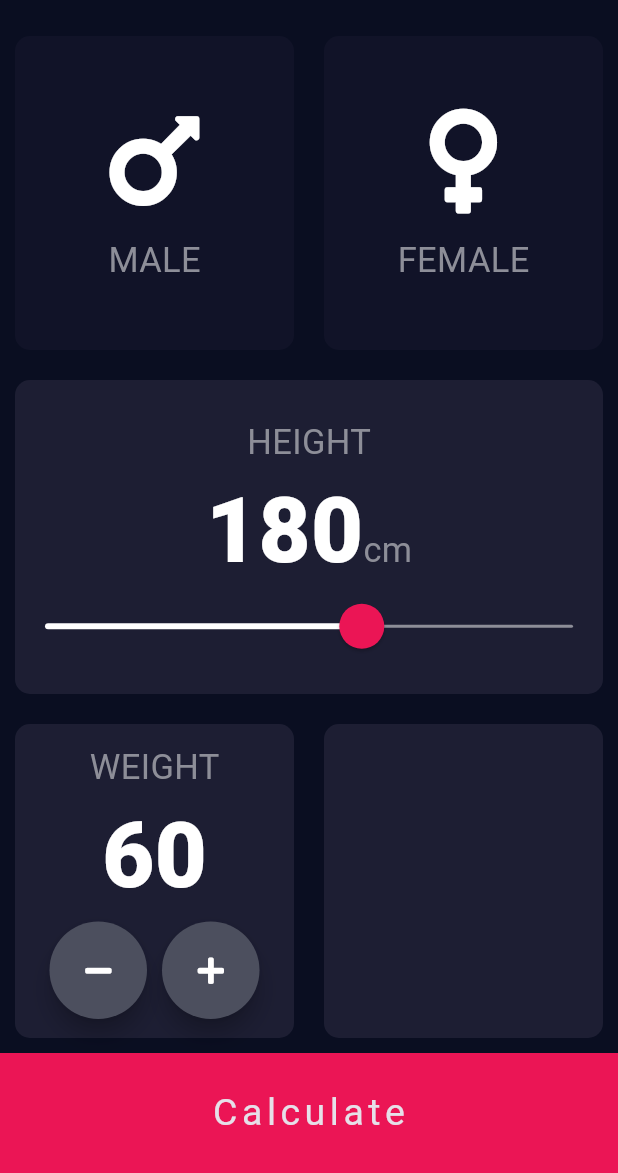
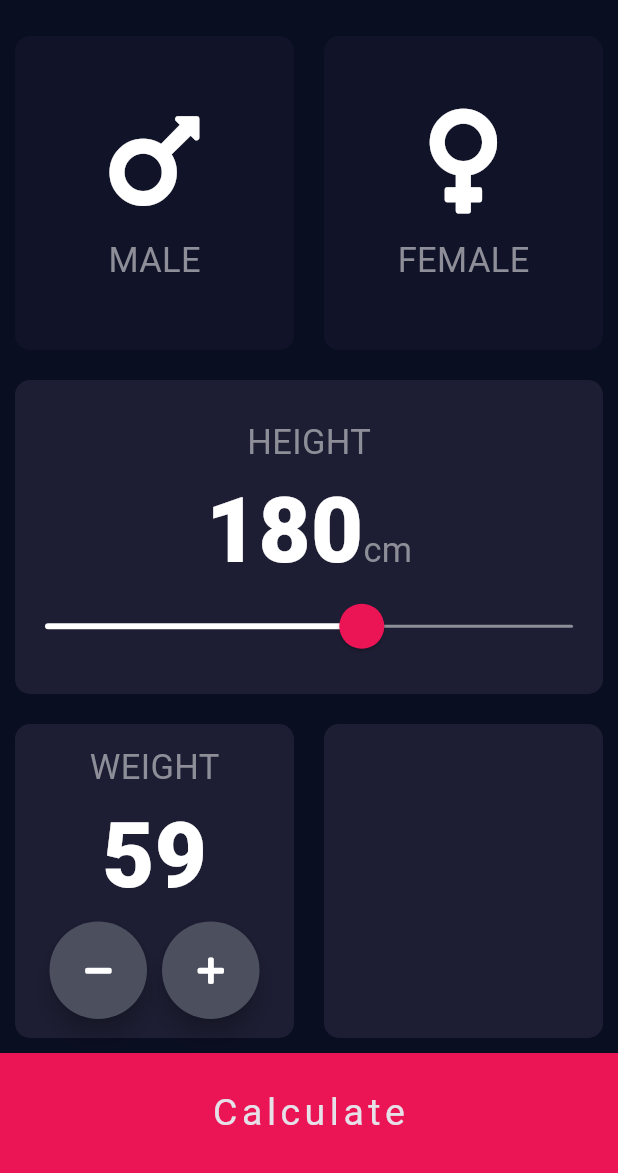
Before and after one commit to JosefTewodros12/flutter-bootcamp, a Flutter app: the screen it shows after launch, after a tap on an icon or button, on a phone screen of 412 x 824 dp, the part 63-1236 px from its top. Run offline on Flutter 3.47's test engine with Material 3 defaults, Android fonts, the phone set to English and light mode, and no system bars; our stand-ins replace audioplayers, font_awesome_flutter, rflutter_alert.

Commit message:
adjust the round button

```diff
--- a/chapter_8/bmi_calculator/lib/components/round_button.dart
+++ b/chapter_8/bmi_calculator/lib/components/round_button.dart
@@ -2,12 +2,14 @@ import 'package:flutter/material.dart';
 import 'package:font_awesome_flutter/font_awesome_flutter.dart';
 
 class RoundButton extends StatelessWidget {
-  const RoundButton({super.key, this.icon});
+  const RoundButton({super.key, this.icon, this.onbtn});
   final FaIconData? icon;
+  final VoidCallback? onbtn;
+
   @override
   Widget build(BuildContext context) {
     return RawMaterialButton(
-      onPressed: () {},
+      onPressed: onbtn,
       elevation: 6,
       shape: CircleBorder(),
       fillColor: Color(0XFF4C4F5E),
```
